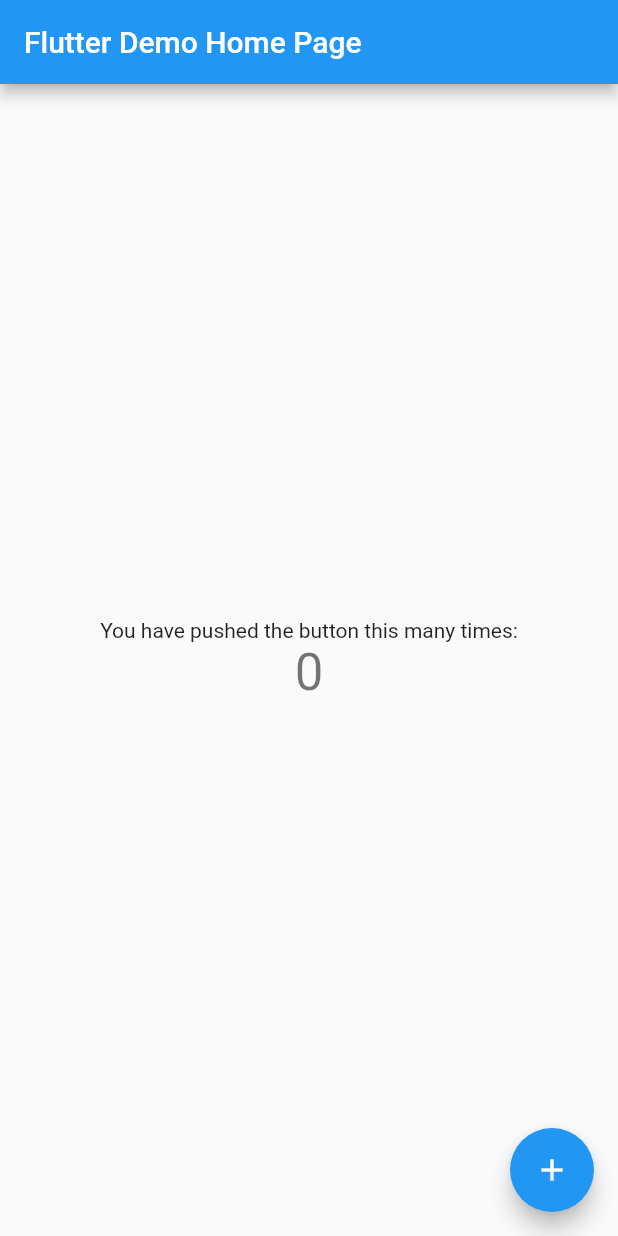
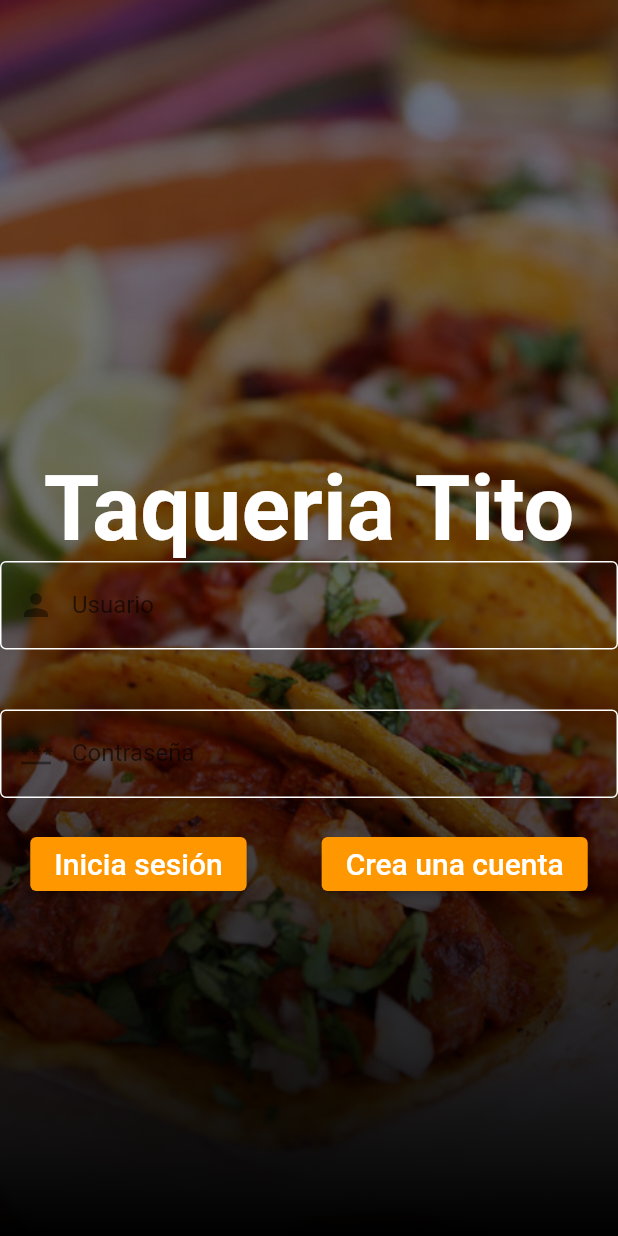
Before and after one commit to rsalasv/Tacos-Tito, a Flutter app: the screen it shows after launch, on a phone screen of 412 x 824 dp. Run offline on Flutter 3.47's test engine with Material 2 defaults, Android fonts, the light colour scheme and no system bars.

Commit message:
login view

```diff
--- a/tacos_tito/lib/main.dart
+++ b/tacos_tito/lib/main.dart
@@ -1,113 +1,14 @@
 import 'package:flutter/material.dart';
+import 'views/all_views.dart';
 
-void main() {
-  runApp(MyApp());
-}
+void main() => runApp(MyApp());
 
 class MyApp extends StatelessWidget {
-  // This widget is the root of your application.
   @override
   Widget build(BuildContext context) {
     return MaterialApp(
-      title: 'Flutter Demo',
-      theme: ThemeData(
-        // This is the theme of your application.
-        //
-        // Try running your application with "flutter run". You'll see the
-        // application has a blue toolbar. Then, without quitting the app, try
-        // changing the primarySwatch below to Colors.green and then invoke
-        // "hot reload" (press "r" in the console where you ran "flutter run",
-        // or simply save your changes to "hot reload" in a Flutter IDE).
-        // Notice that the counter didn't reset back to zero; the application
-        // is not restarted.
-        primarySwatch: Colors.blue,
-      ),
-      home: MyHomePage(title: 'Flutter Demo Home Page'),
+      home: Login(),
+      theme: ThemeData(primarySwatch: Colors.orange),
     );
   }
 }
-
-class MyHomePage extends StatefulWidget {
-  MyHomePage({Key? key, required this.title}) : super(key: key);
-
-  // This widget is the home page of your application. It is stateful, meaning
-  // that it has a State object (defined below) that contains fields that affect
-  // how it looks.
-
-  // This class is the configuration for the state. It holds the values (in this
-  // case the title) provided by the parent (in this case the App widget) and
-  // used by the build method of the State. Fields in a Widget subclass are
-  // always marked "final".
-
-  final String title;
-
-  @override
-  _MyHomePageState createState() => _MyHomePageState();
-}
-
-class _MyHomePageState extends State<MyHomePage> {
-  int _counter = 0;
-
-  void _incrementCounter() {
-    setState(() {
-      // This call to setState tells the Flutter framework that something has
-      // changed in this State, which causes it to rerun the build method below
-      // so that the display can reflect the updated values. If we changed
-      // _counter without calling setState(), then the build method would not be
-      // called again, and so nothing would appear to happen.
-      _counter++;
-    });
-  }
-
-  @override
-  Widget build(BuildContext context) {
-    // This method is rerun every time setState is called, for instance as done
-    // by the _incrementCounter method above.
-    //
-    // The Flutter framework has been optimized to make rerunning build methods
-    // fast, so that you can just rebuild anything that needs updating rather
-    // than having to individually change instances of widgets.
-    return Scaffold(
-      appBar: AppBar(
-        // Here we take the value from the MyHomePage object that was created by
-        // the App.build method, and use it to set our appbar title.
-        title: Text(widget.title),
-      ),
-      body: Center(
-        // Center is a layout widget. It takes a single child and positions it
-        // in the middle of the parent.
-        child: Column(
-          // Column is also a layout widget. It takes a list of children and
-          // arranges them vertically. By default, it sizes itself to fit its
-          // children horizontally, and tries to be as tall as its parent.
-          //
-          // Invoke "debug painting" (press "p" in the console, choose the
-          // "Toggle Debug Paint" action from the Flutter Inspector in Android
-          // Studio, or the "Toggle Debug Paint" command in Visual Studio Code)
-          // to see the wireframe for each widget.
-          //
-          // Column has various properties to control how it sizes itself and
-          // how it positions its children. Here we use mainAxisAlignment to
-          // center the children vertically; the main axis here is the vertical
-          // axis because Columns are vertical (the cross axis would be
-          // horizontal).
-          mainAxisAlignment: MainAxisAlignment.center,
-          children: <Widget>[
-            Text(
-              'You have pushed the button this many times:',
-            ),
-            Text(
-              '$_counter',
-              style: Theme.of(context).textTheme.headline4,
-            ),
-          ],
-        ),
-      ),
-      floatingActionButton: FloatingActionButton(
-        onPressed: _incrementCounter,
-        tooltip: 'Increment',
-        child: Icon(Icons.add),
-      ), // This trailing comma makes auto-formatting nicer for build methods.
-    );
-  }
-}
--- /dev/null
+++ b/tacos_tito/lib/views/all_views.dart
@@ -0,0 +1,3 @@
+export 'create_order.dart';
+export 'login.dart';
+//ADD ALL VIEWS HERE FOR EASIER EXPORTING TO MAIN
--- /dev/null
+++ b/tacos_tito/lib/views/login.dart
@@ -0,0 +1,55 @@
+import 'package:flutter/material.dart';
+import '../widgets/all_widgets.dart';
+
+class Login extends StatefulWidget {
+  Login({Key? key}) : super(key: key);
+
+  @override
+  _LoginState createState() => _LoginState();
+}
+
+class _LoginState extends State<Login> {
+  @override
+  Widget build(BuildContext context) {
+    return Stack(
+      children: [
+        BackgroundImage(),
+        Scaffold(
+          backgroundColor: Colors.transparent,
+          body: Column(mainAxisAlignment: MainAxisAlignment.center,children: [
+            SizedBox(height: 80,),
+            Text("Taqueria Tito", style: TextStyle(color: Colors.white, fontSize: 60, fontWeight: FontWeight.bold),),
+            TextField(
+              style: TextStyle(color: Colors.white),
+              decoration: InputDecoration(
+                  enabledBorder: OutlineInputBorder(borderSide: BorderSide(color: Colors.white)),
+                  labelText: "Usuario",
+                  border: OutlineInputBorder(),
+                  prefixIcon: Icon(Icons.person),
+                ),
+            ),
+            SizedBox(height: 40,),
+            TextField(
+              obscureText: true,
+              style: TextStyle(color: Colors.white),
+              decoration: InputDecoration(
+                  enabledBorder: OutlineInputBorder(borderSide: BorderSide(color: Colors.white)),
+                  labelText: "Contraseña",
+                  border: OutlineInputBorder(),
+                  prefixIcon: Icon(Icons.password),
+                ),
+            ),
+            SizedBox(height: 20,),
+            Row(
+              mainAxisAlignment:MainAxisAlignment.center,
+              children: [
+                ElevatedButton(onPressed: ()=>{}, child: Text("Inicia sesión", style: TextStyle(fontSize: 20, color: Colors.white),)),
+                SizedBox(width: 50,),
+                ElevatedButton(onPressed: ()=>{}, child: Text("Crea una cuenta", style: TextStyle(fontSize: 20, color: Colors.white),)),
+              ],)
+          ],),
+        )
+      ],
+    );
+  }
+}
--- /dev/null
+++ b/tacos_tito/lib/widgets/all_widgets.dart
@@ -0,0 +1,2 @@
+export 'background_image.dart';
+//ADD ALL RECYCLABLE WIDGETS HERE FOR EASIER EXPORTING
--- /dev/null
+++ b/tacos_tito/lib/widgets/background_image.dart
@@ -0,0 +1,20 @@
+import 'package:flutter/material.dart';
+
+class BackgroundImage extends StatelessWidget {
+  const BackgroundImage({
+    Key? key,
+  }) : super(key: key);
+
+  @override
+  Widget build(BuildContext context) {
+    return ShaderMask(
+      shaderCallback: (bounds)=> LinearGradient(colors: [Colors.black,Colors.black12],
+      begin: Alignment.bottomCenter,
+      end: Alignment.center).createShader(bounds),
+      blendMode: BlendMode.darken,
+      child: Container(
+        decoration: BoxDecoration(image: DecorationImage(image: AssetImage('assets/images/tacos_placeholder.jpg'),fit: BoxFit.cover,colorFilter: ColorFilter.mode(Colors.black45, BlendMode.darken))),
+      ),
+    );
+  }
+}
--- a/tacos_tito/pubspec.yaml
+++ b/tacos_tito/pubspec.yaml
@@ -45,8 +45,8 @@
   uses-material-design: true
 
   # To add assets to your application, add an assets section, like this:
-  # assets:
-  #   - images/a_dot_burr.jpeg
+  assets:
+   - assets/images/
   #   - images/a_dot_ham.jpeg
 
   # An image asset can refer to one or more resolution-specific "variants", see
```
Also changed, not shown: tacos_tito/assets/images/tacos_placeholder.jpg (added), 1 other file.
